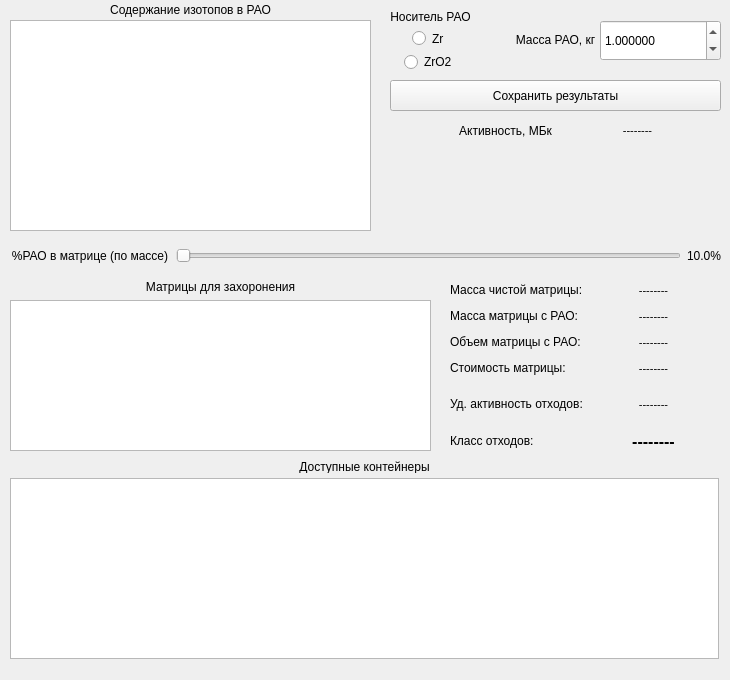
The window that mainwindow.ui (NikolaiAndreadi/Zr-Matrix-Price) describes before a commit, drawn with Qt 5.
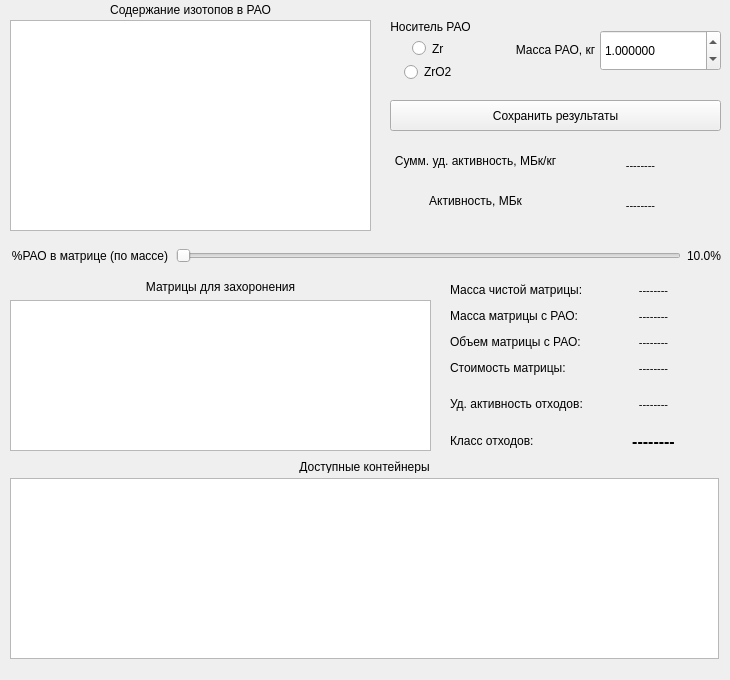
The same window after the commit.

Commit message: "metal Zr" mass related bugs fixed

```diff
--- a/mainwindow.ui
+++ b/mainwindow.ui
@@ -649,7 +649,7 @@
     <property name="geometry">
      <rect>
       <x>510</x>
-      <y>9</y>
+      <y>19</y>
       <width>91</width>
       <height>61</height>
      </rect>
@@ -693,7 +693,7 @@
     <property name="geometry">
      <rect>
       <x>390</x>
-      <y>80</y>
+      <y>100</y>
       <width>331</width>
       <height>31</height>
      </rect>
@@ -766,8 +766,8 @@
    <widget class="QLabel" name="label_Activity">
     <property name="geometry">
      <rect>
-      <x>420</x>
-      <y>120</y>
+      <x>390</x>
+      <y>190</y>
       <width>171</width>
       <height>22</height>
      </rect>
@@ -782,10 +782,10 @@
    <widget class="QLabel" name="label_ActivityValue">
     <property name="geometry">
      <rect>
-      <x>592</x>
-      <y>120</y>
-      <width>91</width>
-      <height>21</height>
+      <x>560</x>
+      <y>190</y>
+      <width>161</width>
+      <height>31</height>
      </rect>
     </property>
     <property name="font">
@@ -807,7 +807,7 @@
     <property name="geometry">
      <rect>
       <x>600</x>
-      <y>20</y>
+      <y>30</y>
       <width>121</width>
       <height>41</height>
      </rect>
@@ -829,7 +829,7 @@
     <property name="geometry">
      <rect>
       <x>390</x>
-      <y>10</y>
+      <y>20</y>
       <width>81</width>
       <height>61</height>
      </rect>
@@ -867,6 +867,46 @@
      </item>
     </layout>
    </widget>
+   <widget class="QLabel" name="label_SumSpecActivityValue">
+    <property name="geometry">
+     <rect>
+      <x>560</x>
+      <y>150</y>
+      <width>161</width>
+      <height>31</height>
+     </rect>
+    </property>
+    <property name="font">
+     <font>
+      <pointsize>8</pointsize>
+     </font>
+    </property>
+    <property name="text">
+     <string>--------</string>
+    </property>
+    <property name="alignment">
+     <set>Qt::AlignCenter</set>
+    </property>
+    <property name="wordWrap">
+     <bool>false</bool>
+    </property>
+   </widget>
+   <widget class="QLabel" name="label_SumSpecActivity">
+    <property name="geometry">
+     <rect>
+      <x>390</x>
+      <y>150</y>
+      <width>171</width>
+      <height>22</height>
+     </rect>
+    </property>
+    <property name="text">
+     <string>Сумм. уд. активность, МБк/кг</string>
+    </property>
+    <property name="alignment">
+     <set>Qt::AlignCenter</set>
+    </property>
+   </widget>
   </widget>
   <widget class="QStatusBar" name="statusBar">
    <property name="enabled">
```
The commit also changes 2 other files.
